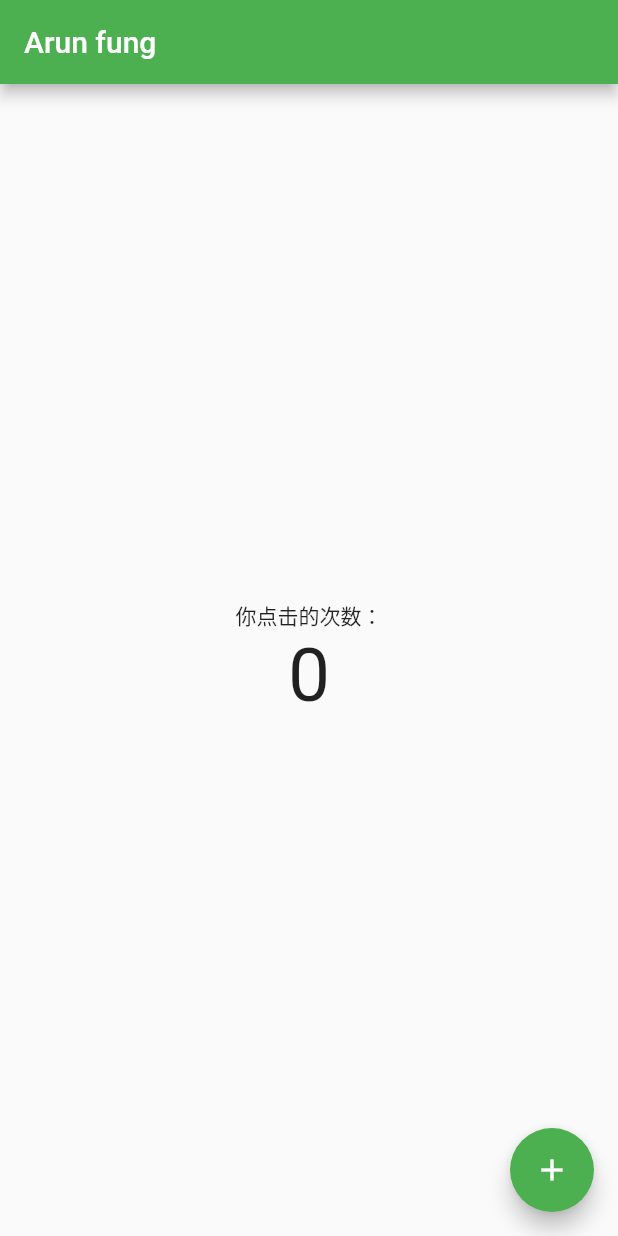
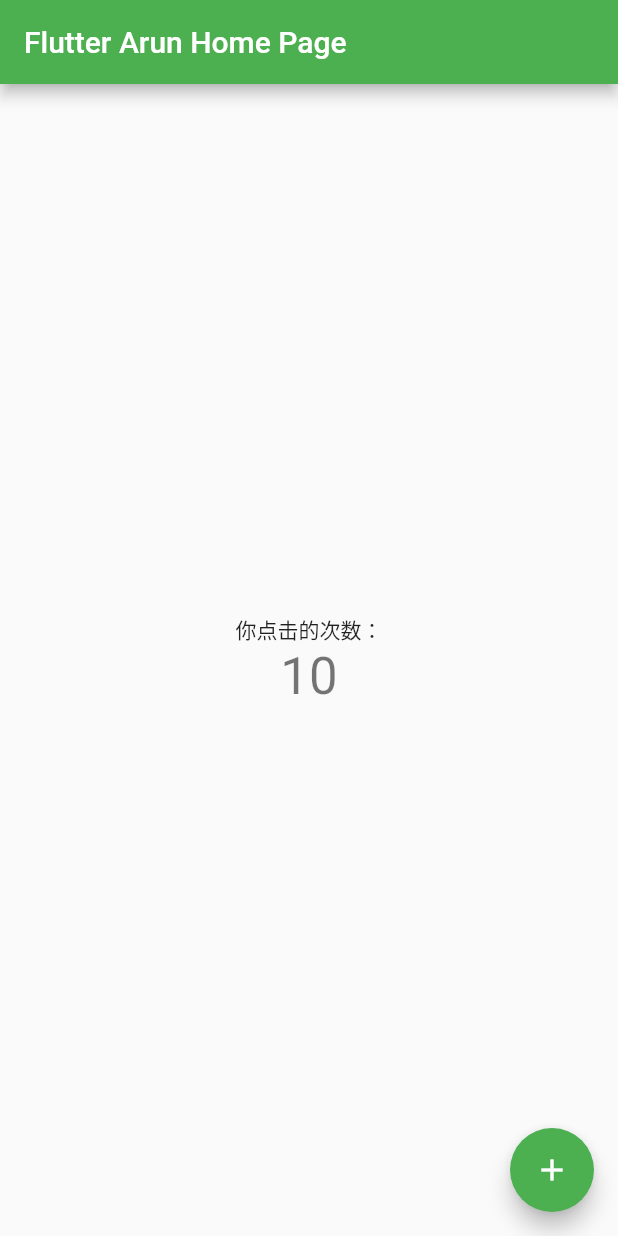
Before and after one commit to arunfung/flutter-zero, a Flutter app: the screen it shows after launch, on a phone screen of 412 x 824 dp. Run offline on Flutter 3.47's test engine with Material 2 defaults, Android fonts, the phone set to English and light mode, and no system bars.

Commit message:
StatefullWidget 计数

```diff
--- a/lib/main.dart
+++ b/lib/main.dart
@@ -8,37 +8,53 @@ class App extends StatelessWidget {
   @override
   Widget build(BuildContext context) {
     return MaterialApp(
+      title: 'Flutter arun',
       theme: ThemeData(primarySwatch: Colors.green),
-      home: const Home(),
+      home: const HomePage(title: 'Flutter Arun Home Page'),
     );
   }
 }
 
-class Home extends StatelessWidget {
-  const Home({super.key});
+class HomePage extends StatefulWidget {
+  const HomePage({super.key, required this.title});
+
+  final String title;
+
+  @override
+  State<StatefulWidget> createState() => _HomePageState();
+}
+
+class _HomePageState extends State<HomePage> {
+  int _counter = 10;
+
+  void _incrementCounter() {
+    setState(() {
+      _counter++;
+    });
+  }
 
   @override
   Widget build(BuildContext context) {
     return Scaffold(
       appBar: AppBar(
-        title: const Text('Arun fung'),
+        title: Text(widget.title),
       ),
       body: Center(
         child: Column(
           mainAxisAlignment: MainAxisAlignment.center,
-          children: const [
-            Text('你点击的次数：'),
+          children: <Widget>[
+            const Text('你点击的次数：'),
             Text(
-              '0',
-              style: TextStyle(fontSize: 50),
+              '$_counter',
+              // style: const TextStyle(fontSize: 50),
+              style: Theme.of(context).textTheme.headline4,
             ),
           ],
         ),
       ),
       floatingActionButton: FloatingActionButton(
-        onPressed: () {
-          debugPrint('Clicked...');
-        },
+        onPressed: _incrementCounter,
+        tooltip: 'Increment',
         child: const Icon(Icons.add),
       ),
     );
```
